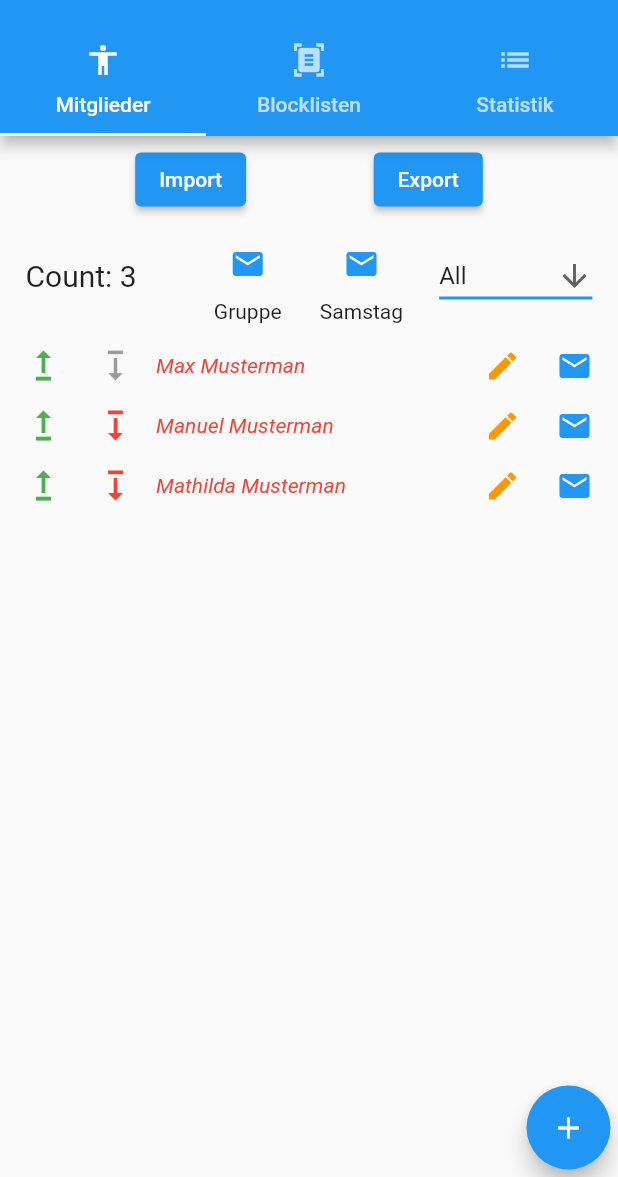
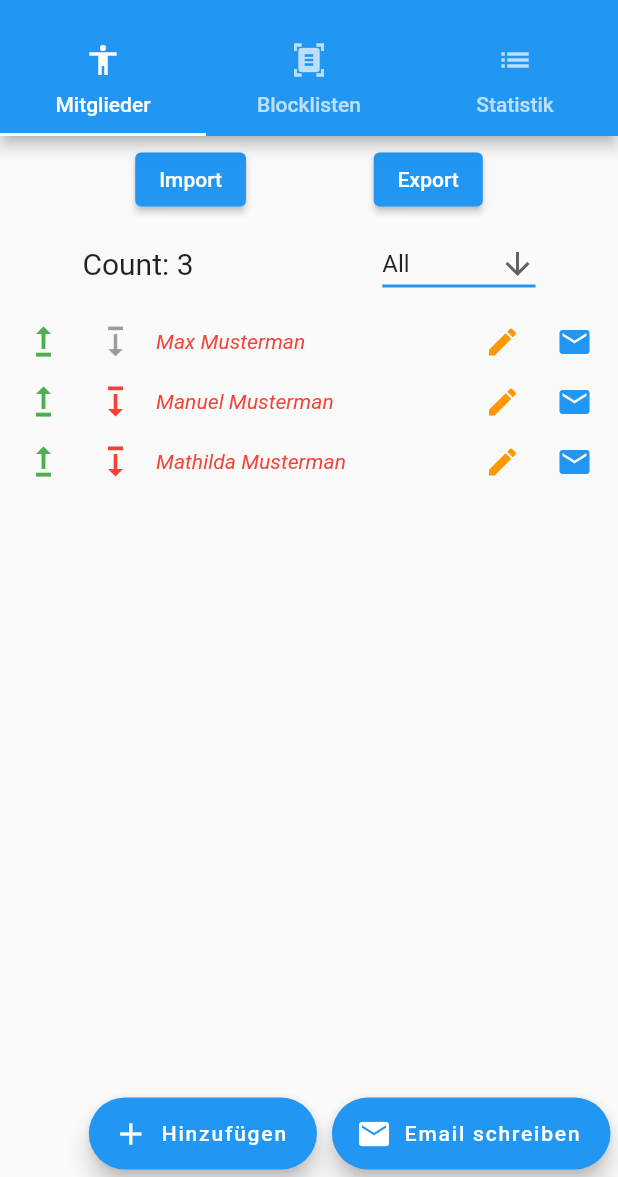
Before and after one commit to michaelsandner/training_organizer, a Flutter app: the screen it shows after launch, on a phone screen of 412 x 824 dp, the part 59-1236 px from its top. Run offline on Flutter 3.47's test engine with Material 2 defaults, Android fonts, the phone set to English and light mode, and no system bars; our stand-ins replace equatable, file_picker, flutter_bloc, loading_indicator, pdf, printing and 1 more; missing offline and left inert: external_path.

Commit message:
refactor: Email sending

```diff
--- /dev/null
+++ b/lib/cubit/email_state.dart
@@ -0,0 +1,32 @@
+import 'package:equatable/equatable.dart';
+
+enum EmailList {
+  saturdayKids,
+  saturdayKidsAndTrainer,
+  wednesdayKids,
+  trainer,
+  active,
+  activeAndLeasure,
+  all,
+}
+
+class EmailState with EquatableMixin {
+  final EmailList emailList;
+
+  const EmailState({required this.emailList});
+
+  factory EmailState.initial() {
+    return const EmailState(
+      emailList: EmailList.saturdayKids,
+    );
+  }
+
+  EmailState copyWith({
+    EmailList? emailList,
+  }) {
+    return EmailState(emailList: emailList ?? this.emailList);
+  }
+
+  @override
+  List<Object?> get props => [emailList];
+}
--- a/lib/view/trainee_view/trainee_view.dart
+++ b/lib/view/trainee_view/trainee_view.dart
@@ -3,11 +3,13 @@ import 'package:flutter_bloc/flutter_bloc.dart';
 import 'package:loading_indicator/loading_indicator.dart';
 import 'package:training_organizer/cubit/app_cubit.dart';
 import 'package:training_organizer/cubit/app_state.dart';
+import 'package:training_organizer/cubit/email_cubit.dart';
 import 'package:training_organizer/cubit/file_cubit.dart';
 import 'package:training_organizer/cubit/file_state.dart';
 import 'package:training_organizer/services/platform_service.dart';
 import 'package:training_organizer/view/edit_view/add_trainee.dart';
 import 'package:training_organizer/view/import_view.dart';
+import 'package:training_organizer/view/trainee_view/send_email_dialog.dart';
 import 'package:training_organizer/view/trainee_view/trainee_list.dart';
 
 class TraineeView extends StatelessWidget {
@@ -33,8 +35,6 @@ class TraineeView extends StatelessWidget {
                       mainAxisAlignment: MainAxisAlignment.spaceAround,
                       children: [
                         SelectedCount(),
-                        const _EmailButtonGoup(),
-                        const _EmailButtonSaturday(),
                         DropDown(),
                       ],
                     ),
@@ -55,7 +55,14 @@ class TraineeView extends StatelessWidget {
               ),
               Align(
                 alignment: Alignment.bottomRight,
-                child: AddButton(),
+                child: Row(
+                  mainAxisAlignment: MainAxisAlignment.end,
+                  children: [
+                    AddButton(),
+                    const SizedBox(width: 10),
+                    EmailButton(),
+                  ],
+                ),
               ),
             ],
           ),
@@ -83,68 +90,31 @@ class SelectedCount extends StatelessWidget {
   }
 }
 
-class _EmailButtonGoup extends StatelessWidget {
-  const _EmailButtonGoup({Key? key}) : super(key: key);
-
+class AddButton extends StatelessWidget {
   @override
   Widget build(BuildContext context) {
-    final cubit = context.read<AppCubit>();
-
-    return Column(
-      children: [
-        IconButton(
-          onPressed: () => cubit.sendMailToSelectedGroup(),
-          icon: const Icon(Icons.mail),
-          color: Colors.blue,
-        ),
-        const Text('Gruppe'),
-      ],
+    return FloatingActionButton.extended(
+      onPressed: () => Navigator.push(
+          context, MaterialPageRoute(builder: (context) => const AddTrainee())),
+      icon: const Icon(Icons.add),
+      label: const Text('Hinzufügen'),
     );
   }
 }
 
-class _EmailButtonSaturday extends StatelessWidget {
-  const _EmailButtonSaturday({Key? key}) : super(key: key);
-
+class EmailButton extends StatelessWidget {
   @override
   Widget build(BuildContext context) {
-    final cubit = context.read<AppCubit>();
-
-    return Column(
-      children: [
-        IconButton(
-          onPressed: () => showDialog(
-            context: context,
-            builder: (context) => SimpleDialog(
-              title: const Text('Möchtest du die Trainer in cc setzen?'),
-              children: <Widget>[
-                SimpleDialogOption(
-                  child: const Text('Ja'),
-                  onPressed: () => cubit.sendMailToSaturdayTrainees(true),
-                ),
-                SimpleDialogOption(
-                  child: const Text('Nein'),
-                  onPressed: () => cubit.sendMailToSaturdayTrainees(false),
-                )
-              ],
-            ),
-          ),
-          icon: const Icon(Icons.mail),
-          color: Colors.blue,
+    return FloatingActionButton.extended(
+      onPressed: () => showDialog(
+        context: context,
+        builder: (BuildContext context) => BlocProvider(
+          create: (context) => EmailCubit(),
+          child: SendEmailDialog(),
         ),
-        const Text('Samstag'),
-      ],
-    );
-  }
-}
-
-class AddButton extends StatelessWidget {
-  @override
-  Widget build(BuildContext context) {
-    return FloatingActionButton(
-      onPressed: () => Navigator.push(
-          context, MaterialPageRoute(builder: (context) => const AddTrainee())),
-      child: const Icon(Icons.add),
+      ),
+      icon: const Icon(Icons.mail),
+      label: const Text('Email schreiben'),
     );
   }
 }
```
Also changed, not shown: lib/cubit/app_cubit.dart (+0 -25 lines), lib/cubit/email_cubit.dart (added, +79 -0 lines), lib/view/trainee_view/send_email_dialog.dart (added, +99 -0 lines).
